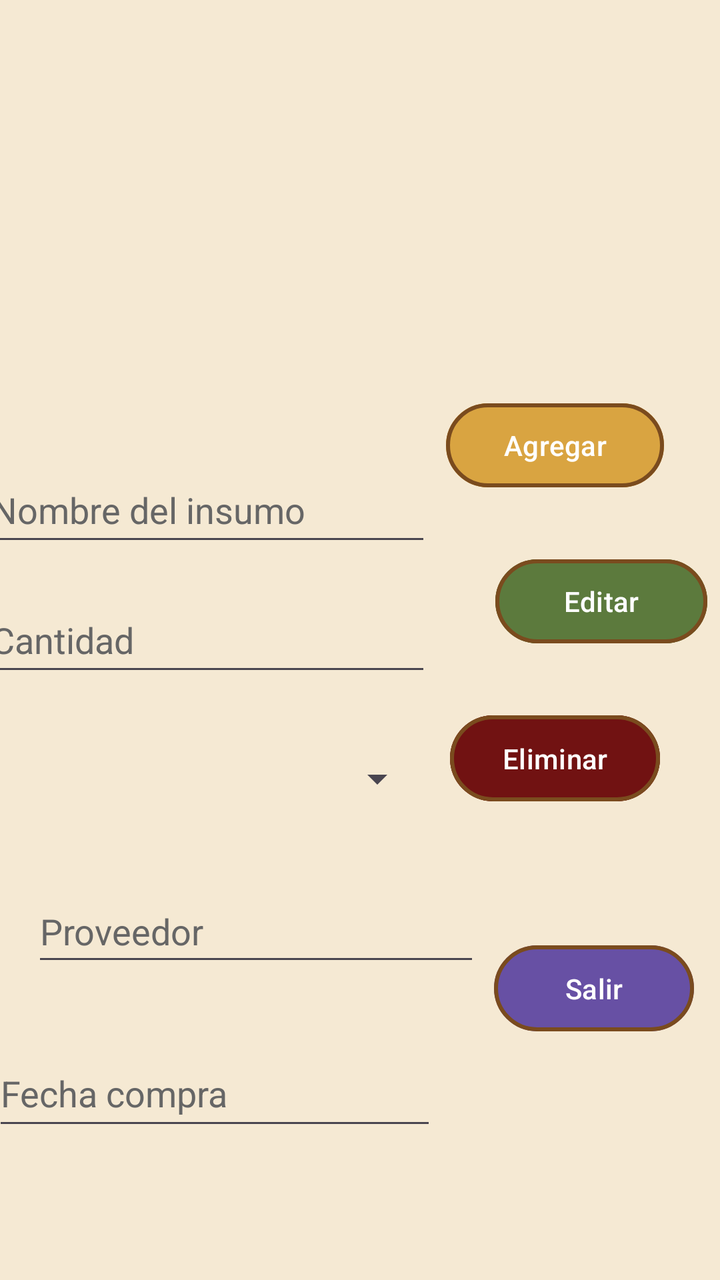
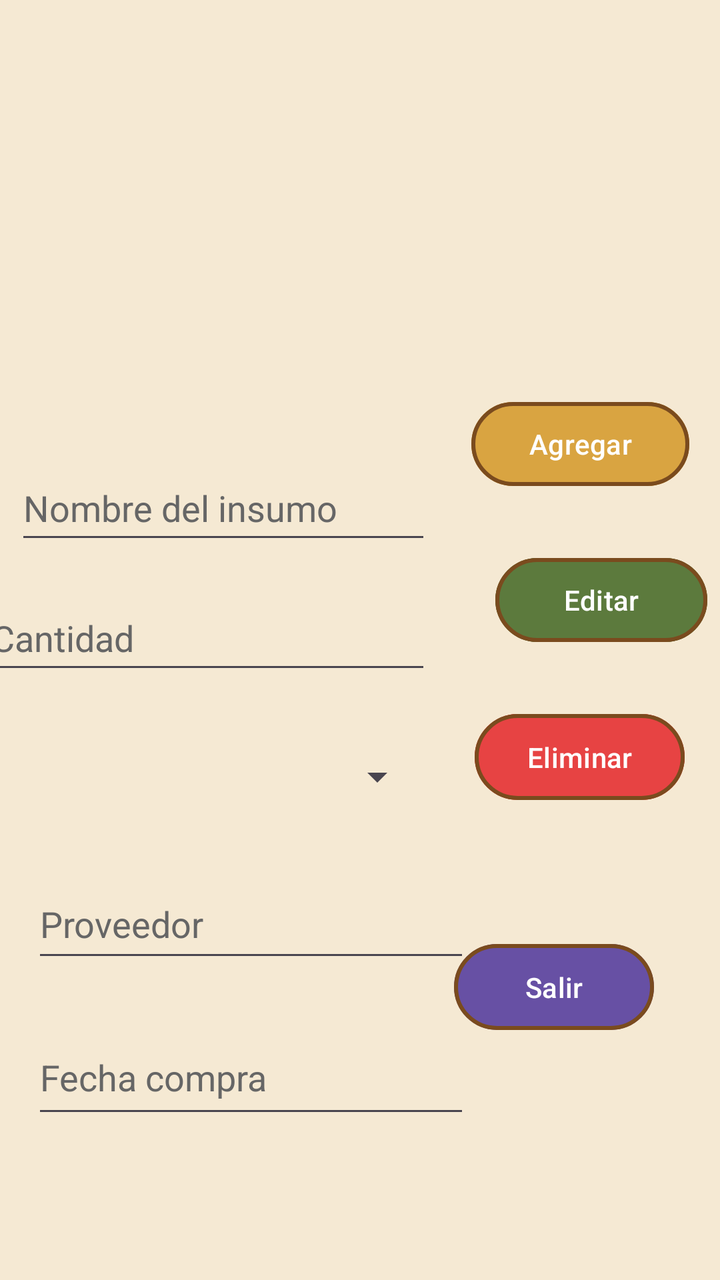

An Android layout rendered at two revisions. The XML below is the earlier revision; the diff shows what the commit changed to produce the second picture.
<!-- AndroidManifest.xml: application theme Theme.CerveceriaB -->
<!-- res/layout/activity_insumo.xml -->
<?xml version="1.0" encoding="utf-8"?>
<androidx.constraintlayout.widget.ConstraintLayout xmlns:android="http://schemas.android.com/apk/res/android"
    xmlns:app="http://schemas.android.com/apk/res-auto"
    xmlns:tools="http://schemas.android.com/tools"
    android:id="@+id/layoutInsumo"
    android:layout_width="match_parent"
    android:layout_height="match_parent"
    android:background="@color/fondo_crema"
    tools:context=".InsumoActivity">

    <ListView
        android:id="@+id/lvInsumos"
        android:layout_width="413dp"
        android:layout_height="173dp"
        android:layout_marginTop="32dp"
        app:layout_constraintEnd_toEndOf="parent"
        app:layout_constraintHorizontal_bias="0.0"
        app:layout_constraintStart_toStartOf="parent"
        app:layout_constraintTop_toTopOf="parent" />

    <EditText
        android:id="@+id/etNombreInsumo"
        android:layout_width="0dp"
        android:layout_height="49dp"
        android:layout_marginTop="24dp"
        android:ems="10"
        android:hint="Nombre del insumo"
        android:inputType="text"
        app:layout_constraintEnd_toEndOf="@+id/etCantidad"
        app:layout_constraintHorizontal_bias="0.0"
        app:layout_constraintStart_toStartOf="@+id/etCantidad"
        app:layout_constraintTop_toBottomOf="@+id/lvInsumos" />

    <EditText
        android:id="@+id/etCantidad"
        android:layout_width="224dp"
        android:layout_height="49dp"
        android:layout_marginStart="16dp"
        android:layout_marginTop="16dp"
        android:layout_marginEnd="32dp"
        android:ems="10"
        android:hint="Cantidad"
        android:inputType="numberDecimal"
        app:layout_constraintEnd_toStartOf="@+id/btnEditarInsumo"
        app:layout_constraintStart_toStartOf="parent"
        app:layout_constraintTop_toBottomOf="@+id/etNombreInsumo" />

    <EditText
        android:id="@+id/etProveedor"
        android:layout_width="224dp"
        android:layout_height="48dp"
        android:layout_marginStart="16dp"
        android:layout_marginTop="24dp"
        android:layout_marginEnd="30dp"
        android:ems="10"
        android:hint="Proveedor"
        android:inputType="text"
        app:layout_constraintEnd_toStartOf="@+id/btnSalirInsumo"
        app:layout_constraintHorizontal_bias="0.0"
        app:layout_constraintStart_toStartOf="parent"
        app:layout_constraintTop_toBottomOf="@+id/spUnidadInsumo" />

    <EditText
        android:id="@+id/etFechaCompra"
        android:layout_width="222dp"
        android:layout_height="50dp"
        android:layout_marginStart="16dp"
        android:layout_marginTop="32dp"
        android:layout_marginEnd="29dp"
        android:ems="10"
        android:focusable="false"
        android:hint="Fecha compra"
        android:inputType="text"
        app:layout_constraintEnd_toStartOf="@+id/btnSalirInsumo"
        app:layout_constraintStart_toStartOf="parent"
        app:layout_constraintTop_toBottomOf="@+id/etProveedor" />

    <Button
        android:id="@+id/btnAgregarInsumo"
        android:layout_width="109dp"
        android:layout_height="50dp"
        android:layout_marginEnd="28dp"
        android:layout_marginBottom="400dp"
        android:backgroundTint="@color/dorado_cerveza"
        android:text="Agregar"
        app:layout_constraintBottom_toBottomOf="parent"
        app:layout_constraintEnd_toEndOf="parent"
        app:layout_constraintTop_toBottomOf="@+id/lvInsumos"
        app:strokeColor="@color/tostado_oscuro"
        app:strokeWidth="2dp" />

    <Button
        android:id="@+id/btnEditarInsumo"
        android:layout_width="106dp"
        android:layout_height="50dp"
        android:layout_marginTop="28dp"
        android:layout_marginEnd="31dp"
        android:backgroundTint="@color/verde"
        android:text="Editar"
        app:layout_constraintEnd_toEndOf="parent"
        app:layout_constraintStart_toEndOf="@+id/etCantidad"
        app:layout_constraintTop_toBottomOf="@+id/btnAgregarInsumo"
        app:strokeColor="@color/tostado_oscuro"
        app:strokeWidth="2dp" />

    <Button
        android:id="@+id/btnEliminarInsumo"
        android:layout_width="105dp"
        android:layout_height="51dp"
        android:layout_marginTop="28dp"
        android:layout_marginEnd="30dp"
        android:backgroundTint="#711212"
        android:text="Eliminar"
        app:layout_constraintEnd_toEndOf="parent"
        app:layout_constraintTop_toBottomOf="@+id/btnEditarInsumo"
        app:strokeColor="@color/tostado_oscuro"
        app:strokeWidth="2dp" />

    <Button
        android:id="@+id/btnSalirInsumo"
        android:layout_width="100dp"
        android:layout_height="51dp"
        android:layout_marginTop="64dp"
        android:layout_marginEnd="33dp"
        android:text="Salir"
        app:layout_constraintEnd_toEndOf="parent"
        app:layout_constraintStart_toEndOf="@+id/etFechaCompra"
        app:layout_constraintTop_toBottomOf="@+id/btnEliminarInsumo"
        app:strokeColor="@color/tostado_oscuro"
        app:strokeWidth="2dp" />

    <Spinner
        android:id="@+id/spUnidadInsumo"
        android:layout_width="226dp"
        android:layout_height="53dp"
        android:layout_marginStart="12dp"
        android:layout_marginTop="20dp"
        android:layout_marginEnd="35dp"
        app:layout_constraintEnd_toStartOf="@+id/btnEditarInsumo"
        app:layout_constraintHorizontal_bias="1.0"
        app:layout_constraintStart_toStartOf="parent"
        app:layout_constraintTop_toBottomOf="@+id/etCantidad" />

</androidx.constraintlayout.widget.ConstraintLayout>
<!-- resources referenced by this layout -->
<resources>
  <color name="dorado_cerveza">#D9A441</color>
  <color name="fondo_crema">#F5E9D3</color>
  <color name="tostado_oscuro">#7A4B1E</color>
  <color name="verde">#5C7A3D</color>
  <style name="Theme.CerveceriaB" parent="Base.Theme.CerveceriaB" />
  <style name="Base.Theme.CerveceriaB" parent="Theme.Material3.DayNight.NoActionBar">
          
          
          <item name="android:editTextColor">@android:color/black</item>
          <item name="android:textColorPrimary">@android:color/black</item>
          <item name="android:textColorHint">#666666</item>
      </style>
</resources>

<!-- the commit's change to res/layout/activity_insumo.xml (unified diff, before → after) -->
@@ -10,8 +10,8 @@
 
     <ListView
         android:id="@+id/lvInsumos"
-        android:layout_width="413dp"
-        android:layout_height="173dp"
+        android:layout_width="409dp"
+        android:layout_height="172dp"
         android:layout_marginTop="32dp"
         app:layout_constraintEnd_toEndOf="parent"
         app:layout_constraintHorizontal_bias="0.0"
@@ -22,6 +22,7 @@
         android:id="@+id/etNombreInsumo"
         android:layout_width="0dp"
         android:layout_height="49dp"
+        android:layout_marginStart="16dp"
         android:layout_marginTop="24dp"
         android:ems="10"
         android:hint="Nombre del insumo"
@@ -47,10 +48,10 @@
 
     <EditText
         android:id="@+id/etProveedor"
-        android:layout_width="224dp"
-        android:layout_height="48dp"
+        android:layout_width="219dp"
+        android:layout_height="51dp"
         android:layout_marginStart="16dp"
-        android:layout_marginTop="24dp"
+        android:layout_marginTop="20dp"
         android:layout_marginEnd="30dp"
         android:ems="10"
         android:hint="Proveedor"
@@ -62,29 +63,31 @@
 
     <EditText
         android:id="@+id/etFechaCompra"
-        android:layout_width="222dp"
-        android:layout_height="50dp"
+        android:layout_width="219dp"
+        android:layout_height="54dp"
         android:layout_marginStart="16dp"
-        android:layout_marginTop="32dp"
-        android:layout_marginEnd="29dp"
+        android:layout_marginTop="24dp"
         android:ems="10"
         android:focusable="false"
         android:hint="Fecha compra"
         android:inputType="text"
-        app:layout_constraintEnd_toStartOf="@+id/btnSalirInsumo"
+        app:layout_constraintBottom_toBottomOf="parent"
         app:layout_constraintStart_toStartOf="parent"
-        app:layout_constraintTop_toBottomOf="@+id/etProveedor" />
+        app:layout_constraintTop_toBottomOf="@+id/etProveedor"
+        app:layout_constraintVertical_bias="0.0" />
 
     <Button
         android:id="@+id/btnAgregarInsumo"
         android:layout_width="109dp"
         android:layout_height="50dp"
+        android:layout_marginStart="33dp"
         android:layout_marginEnd="28dp"
         android:layout_marginBottom="400dp"
         android:backgroundTint="@color/dorado_cerveza"
         android:text="Agregar"
         app:layout_constraintBottom_toBottomOf="parent"
         app:layout_constraintEnd_toEndOf="parent"
+        app:layout_constraintStart_toEndOf="@+id/etNombreInsumo"
         app:layout_constraintTop_toBottomOf="@+id/lvInsumos"
         app:strokeColor="@color/tostado_oscuro"
         app:strokeWidth="2dp" />
@@ -107,11 +110,13 @@
         android:id="@+id/btnEliminarInsumo"
         android:layout_width="105dp"
         android:layout_height="51dp"
+        android:layout_marginStart="37dp"
         android:layout_marginTop="28dp"
         android:layout_marginEnd="30dp"
-        android:backgroundTint="#711212"
+        android:backgroundTint="#E74343"
         android:text="Eliminar"
         app:layout_constraintEnd_toEndOf="parent"
+        app:layout_constraintStart_toEndOf="@+id/spUnidadInsumo"
         app:layout_constraintTop_toBottomOf="@+id/btnEditarInsumo"
         app:strokeColor="@color/tostado_oscuro"
         app:strokeWidth="2dp" />
@@ -124,6 +129,7 @@
         android:layout_marginEnd="33dp"
         android:text="Salir"
         app:layout_constraintEnd_toEndOf="parent"
+        app:layout_constraintHorizontal_bias="1.0"
         app:layout_constraintStart_toEndOf="@+id/etFechaCompra"
         app:layout_constraintTop_toBottomOf="@+id/btnEliminarInsumo"
         app:strokeColor="@color/tostado_oscuro"
@@ -131,9 +137,9 @@
 
     <Spinner
         android:id="@+id/spUnidadInsumo"
-        android:layout_width="226dp"
+        android:layout_width="221dp"
         android:layout_height="53dp"
-        android:layout_marginStart="12dp"
+        android:layout_marginStart="16dp"
         android:layout_marginTop="20dp"
         android:layout_marginEnd="35dp"
         app:layout_constraintEnd_toStartOf="@+id/btnEditarInsumo"
